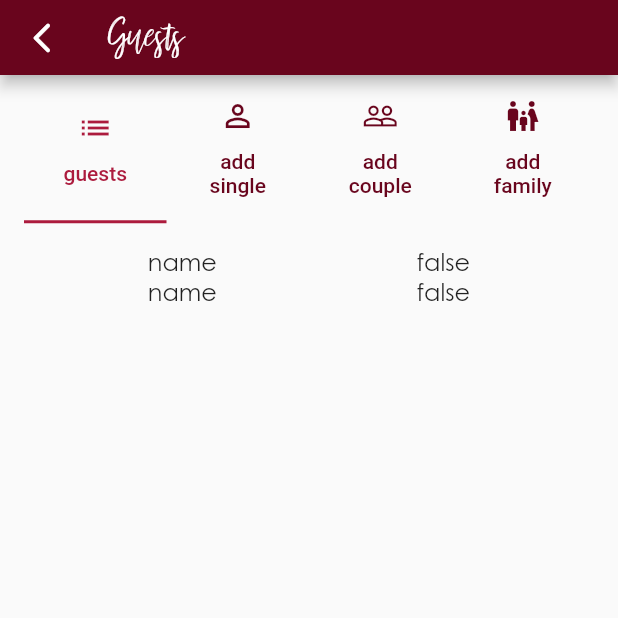
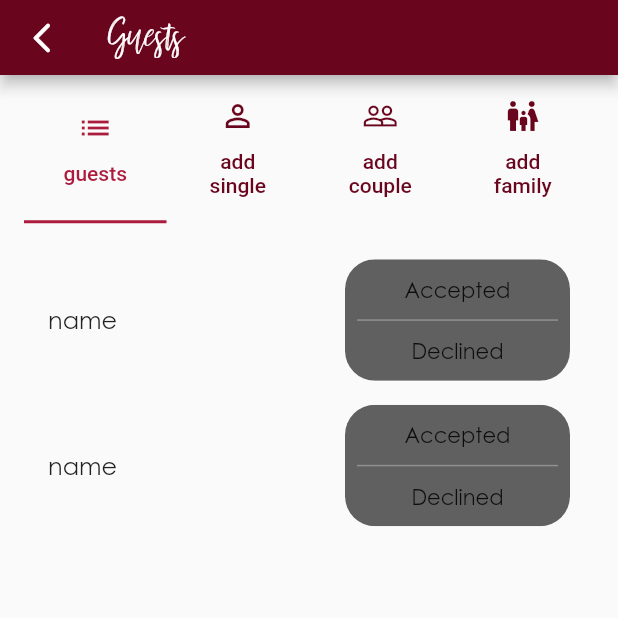
Before and after one commit to JAnokhina/wedding_planner, a Flutter app: the GuestsPage screen opened by its route, on a phone screen of 412 x 824 dp, the top half of it. Run offline on Flutter 3.47's test engine with Material 2 defaults, Android fonts, the phone set to English and light mode, and no system bars; drawn by our look-alikes of toggle_switch; our stand-ins replace cloud_firestore, firebase_auth, firebase_core, flutter_form_builder, flutter_rating_bar, flutter_svg and 6 more; missing offline and left inert: map_launcher; accounts and stored records are empty.

Commit message:
adding guests and rsvps

```diff
--- a/lib/screens/guests/guests.dart
+++ b/lib/screens/guests/guests.dart
@@ -1,6 +1,7 @@
 import 'package:flutter/material.dart';
 import 'package:flutter_form_builder/flutter_form_builder.dart';
 import 'package:provider/provider.dart';
+import 'package:toggle_switch/toggle_switch.dart';
 import 'package:wedding_planner/firebase_models/guest_model.dart';
 import 'package:wedding_planner/firebase_state_management/guest_state.dart';
 import 'package:wedding_planner/main.dart';
@@ -128,19 +129,58 @@ class _GuestsPageState extends State<GuestsPage> {
   }
 
   Widget guest({required String name, required bool rsvpStatus}) {
-    return Row(
+    return Padding(
+      padding: const EdgeInsets.symmetric(vertical: 8),
+      child: Row(
         mainAxisSize: MainAxisSize.max,
-      mainAxisAlignment: MainAxisAlignment.spaceAround,
+        mainAxisAlignment: MainAxisAlignment.spaceBetween,
         children: [
           Text(
             name,
             style: const TextStyle(fontSize: 16),
           ),
-        Text(
-          rsvpStatus.toString(),
-          style: const TextStyle(fontSize: 16),
-        )
+          ToggleSwitch(
+            activeBorders: [
+              Border.all(
+                color: Colors.lightGreen,
+                width: 3.0,
+              ),
+              Border.all(
+                color: Colors.red,
+                width: 3.0,
+              ),
+              // Border.all(
+              //   color: Colors.deepOrangeAccent,
+              //   width: 3.0,
+              // ),
+              // Border.all(
+              //   color: Colors.blue.shade500,
+              //   width: 3.0,
+              // ),
             ],
+            activeFgColor: Theme.of(context).scaffoldBackgroundColor,
+            isVertical: true,
+            minWidth: 150.0,
+            radiusStyle: true,
+            cornerRadius: 20.0,
+            initialLabelIndex: 2,
+            activeBgColors: [
+              [Colors.green.withOpacity(0.2)],
+              [Colors.red.withOpacity(0.2)],
+              // [Colors.orange],
+              // [Colors.lightBlueAccent]
+            ],
+            labels: ['Accepted', 'Declined'],
+            onToggle: (index) {
+              print('switched to: $index');
+            },
+          ),
+          // Text(
+          //   rsvpStatus.toString(),
+          //   style: const TextStyle(fontSize: 16),
+          // )
+        ],
+      ),
     );
   }
 
--- a/pubspec.yaml
+++ b/pubspec.yaml
@@ -55,6 +55,7 @@ dependencies:
   provider: ^6.0.3
   settings_ui: ^2.0.2
   syncfusion_flutter_datepicker: ^20.2.39
+  toggle_switch: ^2.0.1
   url_launcher: ^6.1.6
 
 dev_dependencies:
```
Lines whose indentation alone changed are shown as unchanged.
